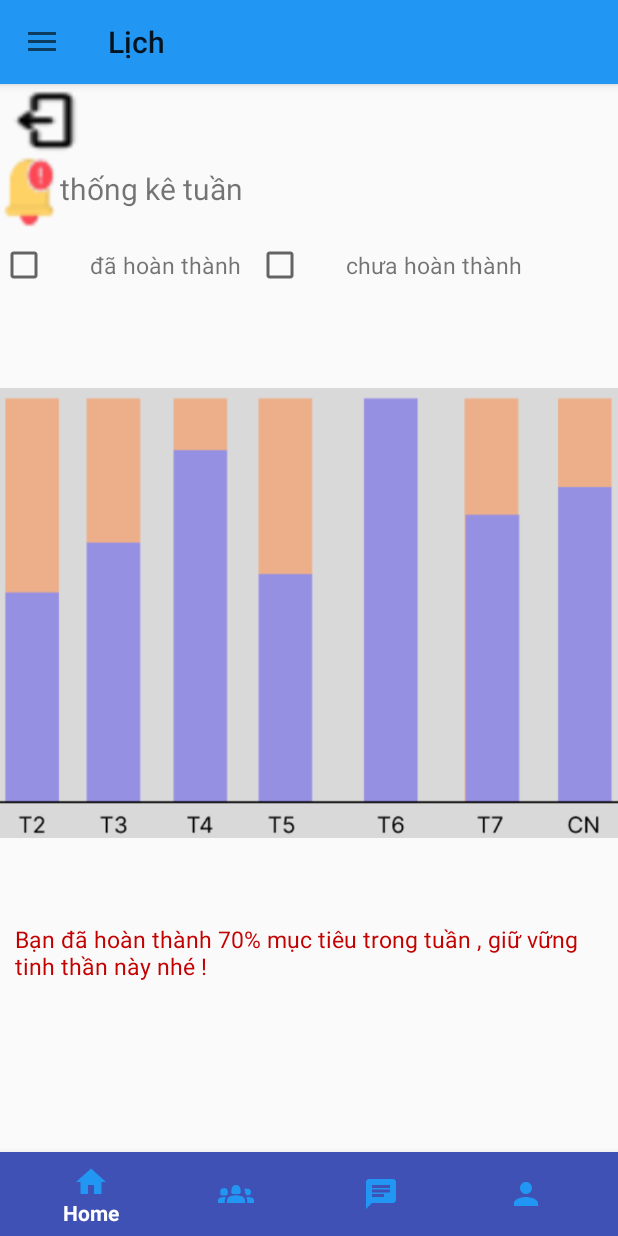
After one commit to namiiu220919/MySchedule, an Android app: the fragment frm_thong_ke_tuan placed in its activity, on a phone screen of 412 x 824 dp. The commit adds this screen. Run offline under Robolectric (Android 15) with nearby library versions, the phone set to English and light mode, and no system bars.

Commit message:
luat past n kkkk

```diff
--- a/app/src/main/java/com/example/myschedule/adapter/lichAdapter.java
+++ b/app/src/main/java/com/example/myschedule/adapter/lichAdapter.java
@@ -151,7 +151,6 @@
                 }
             }
         });
-
     }
     protected void themlich() {
         Calendar calendar = Calendar.getInstance();
--- a/app/src/main/java/com/example/myschedule/fragment/frgPersent.java
+++ b/app/src/main/java/com/example/myschedule/fragment/frgPersent.java
@@ -1,12 +1,17 @@
 package com.example.myschedule.fragment;
 
+import android.annotation.SuppressLint;
+import android.content.Intent;
 import android.os.Bundle;
 
 import androidx.fragment.app.Fragment;
+import androidx.fragment.app.FragmentManager;
+import androidx.fragment.app.FragmentTransaction;
 
 import android.view.LayoutInflater;
 import android.view.View;
 import android.view.ViewGroup;
+import android.widget.Button;
 import android.widget.CheckBox;
 import android.widget.ProgressBar;
 import android.widget.TextView;
@@ -17,6 +22,7 @@
     CheckBox chk1,chk2,chk3,chk4;
     ProgressBar progressBar;
     TextView txtKQ;
+    Button btnTKTuan;
     public frgPersent() {
         // Required empty public constructor
     }
@@ -32,6 +38,19 @@
         chk4 = view.findViewById(R.id.chk4);
         txtKQ = view.findViewById(R.id.txtKQ);
         progressBar = view.findViewById(R.id.progressBar);
+        btnTKTuan = view.findViewById(R.id.btnTKTuan);
+//        btnTKTuan.setOnClickListener(new View.OnClickListener() {
+//            @SuppressLint("ResourceType")
+//            @Override
+//            public void onClick(View v) {
+//                Fragment fragment = new frm_thong_ke_tuan();
+//                FragmentManager fragmentManager = requireActivity().getSupportFragmentManager();
+//                FragmentTransaction transaction = fragmentManager.beginTransaction();
+//                transaction.replace(R.layout.fragment_frm_thong_ke_tuan,fragment);
+//                transaction.addToBackStack(null);
+//                transaction.commit();
+//            }
+//        });
         chk1.setOnClickListener(new View.OnClickListener() {
             @Override
             public void onClick(View v) {
--- /dev/null
+++ b/app/src/main/java/com/example/myschedule/fragment/frm_thong_ke_tuan.java
@@ -0,0 +1,66 @@
+package com.example.myschedule.fragment;
+
+import android.os.Bundle;
+
+import androidx.fragment.app.Fragment;
+
+import android.view.LayoutInflater;
+import android.view.View;
+import android.view.ViewGroup;
+
+import com.example.myschedule.R;
+
+/**
+ * A simple {@link Fragment} subclass.
+ * Use the {@link frm_thong_ke_tuan#newInstance} factory method to
+ * create an instance of this fragment.
+ */
+public class frm_thong_ke_tuan extends Fragment {
+
+    // TODO: Rename parameter arguments, choose names that match
+    // the fragment initialization parameters, e.g. ARG_ITEM_NUMBER
+    private static final String ARG_PARAM1 = "param1";
+    private static final String ARG_PARAM2 = "param2";
+
+    // TODO: Rename and change types of parameters
+    private String mParam1;
+    private String mParam2;
+
+    public frm_thong_ke_tuan() {
+        // Required empty public constructor
+    }
+
+    /**
+     * Use this factory method to create a new instance of
+     * this fragment using the provided parameters.
+     *
+     * @param param1 Parameter 1.
+     * @param param2 Parameter 2.
+     * @return A new instance of fragment frm_thong_ke_tuan.
+     */
+    // TODO: Rename and change types and number of parameters
+    public static frm_thong_ke_tuan newInstance(String param1, String param2) {
+        frm_thong_ke_tuan fragment = new frm_thong_ke_tuan();
+        Bundle args = new Bundle();
+        args.putString(ARG_PARAM1, param1);
+        args.putString(ARG_PARAM2, param2);
+        fragment.setArguments(args);
+        return fragment;
+    }
+
+    @Override
+    public void onCreate(Bundle savedInstanceState) {
+        super.onCreate(savedInstanceState);
+        if (getArguments() != null) {
+            mParam1 = getArguments().getString(ARG_PARAM1);
+            mParam2 = getArguments().getString(ARG_PARAM2);
+        }
+    }
+
+    @Override
+    public View onCreateView(LayoutInflater inflater, ViewGroup container,
+                             Bundle savedInstanceState) {
+        // Inflate the layout for this fragment
+        return inflater.inflate(R.layout.fragment_frm_thong_ke_tuan, container, false);
+    }
+}
--- a/app/src/main/res/layout/fragment_frg_persent.xml
+++ b/app/src/main/res/layout/fragment_frg_persent.xml
@@ -238,6 +238,7 @@
                     android:text="Thống kê" />
 
                 <Button
+                    android:id="@+id/btnTKTuan"
                     android:layout_width="wrap_content"
                     android:layout_height="wrap_content"
                     android:layout_margin="10dp"
--- /dev/null
+++ b/app/src/main/res/layout/fragment_frm_thong_ke_tuan.xml
@@ -0,0 +1,83 @@
+<?xml version="1.0" encoding="utf-8"?>
+<FrameLayout xmlns:android="http://schemas.android.com/apk/res/android"
+    xmlns:tools="http://schemas.android.com/tools"
+    android:layout_width="match_parent"
+    android:layout_height="match_parent"
+    tools:context=".fragment.frm_thong_ke_tuan">
+
+    <LinearLayout
+        android:layout_width="match_parent"
+        android:layout_height="wrap_content"
+        android:orientation="vertical">
+
+        <Button
+            android:layout_width="60sp"
+            android:layout_height="wrap_content"
+            android:background="@drawable/exit1" />
+
+        <LinearLayout
+            android:layout_width="match_parent"
+            android:layout_height="wrap_content"
+            android:orientation="horizontal">
+
+            <Button
+                android:layout_width="40sp"
+                android:layout_height="wrap_content"
+                android:background="@drawable/notifications" />
+
+            <TextView
+                android:layout_width="wrap_content"
+                android:layout_height="wrap_content"
+                android:text="thống kê tuần"
+                android:textSize="20sp" />
+            />
+        </LinearLayout>
+
+        <LinearLayout
+            android:layout_width="match_parent"
+            android:layout_height="wrap_content"
+            android:orientation="horizontal">
+
+            <CheckBox
+                android:layout_width="50sp"
+                android:layout_height="50sp" />
+
+            <TextView
+                android:layout_width="wrap_content"
+                android:layout_height="wrap_content"
+                android:layout_marginLeft="10sp"
+                android:layout_marginRight="10sp"
+                android:text="đã hoàn thành"
+                android:textSize="15sp" />
+
+            <CheckBox
+                android:layout_width="50sp"
+                android:layout_height="50sp" />
+
+            <TextView
+                android:layout_width="wrap_content"
+                android:layout_height="wrap_content"
+                android:layout_marginLeft="10sp"
+                android:layout_marginRight="10sp"
+                android:text="chưa hoàn thành"
+                android:textSize="15sp" />
+            />
+        </LinearLayout>
+
+        <ImageView
+            android:layout_width="match_parent"
+            android:layout_height="wrap_content"
+            android:src="@drawable/thongket" />
+
+        <TextView
+            android:layout_marginLeft="10sp"
+            android:layout_width="match_parent"
+            android:layout_height="wrap_content"
+            android:text="Bạn đã hoàn thành 70% mục tiêu trong tuần , giữ
+vững tinh thần này nhé ! "
+            android:textSize="15sp"
+            android:textColor="#C30101"
+            />
+    </LinearLayout>
+
+</FrameLayout>
```
Also changed, not shown: app/src/main/res/drawable/exit1.png (added), app/src/main/res/drawable/notifications.png (added), app/src/main/res/drawable/thongket.png (added).
